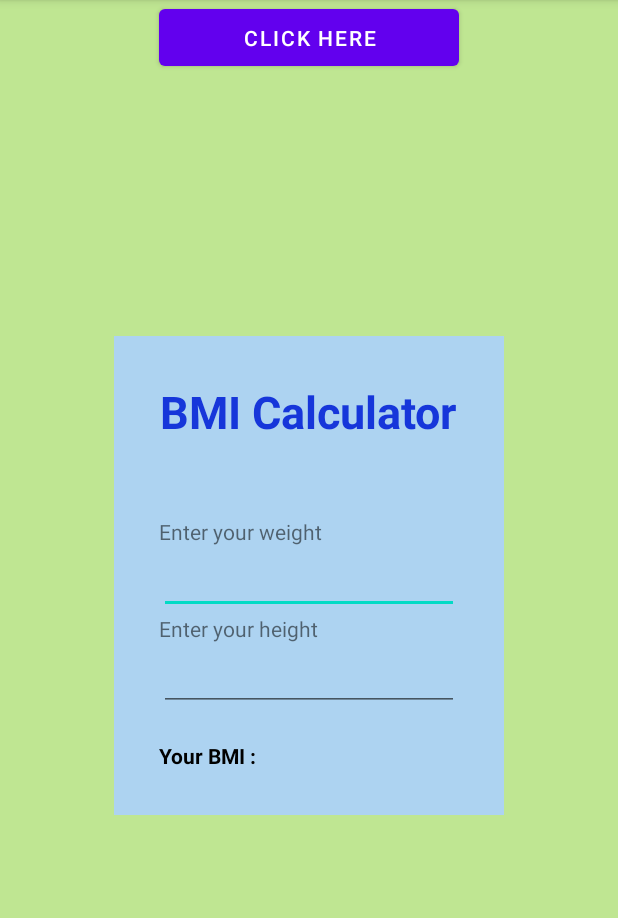
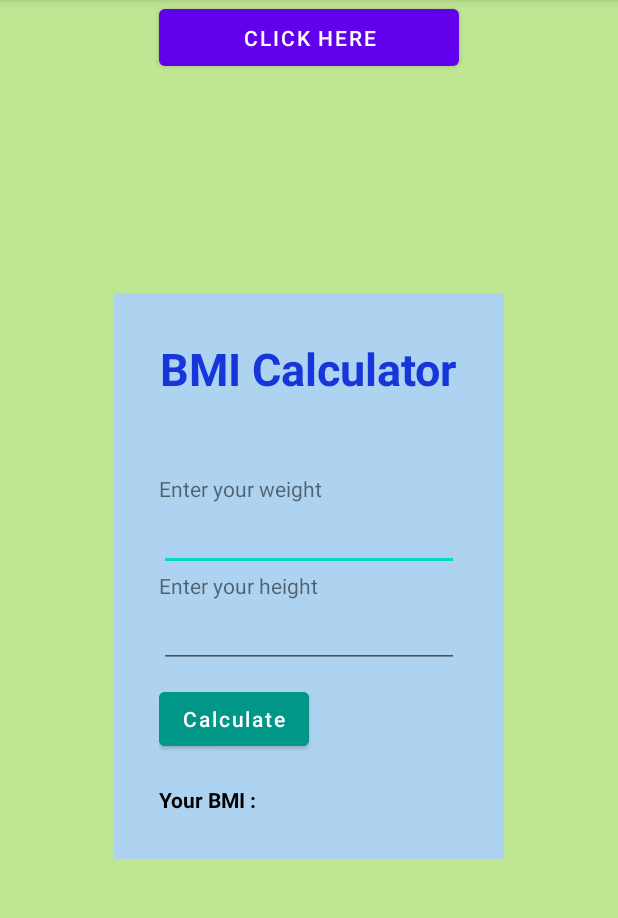
Before and after one commit to sahanyugantha/csd71-androidapp, an Android app: the screen it shows after launch (MainActivity), on a phone screen of 412 x 824 dp, the part 84-1002 px from its top. Run offline under Robolectric (Android 15) with nearby library versions, the phone set to English and light mode, and no system bars.

Commit message:
initial commit

```diff
--- a/app/src/main/java/com/sahan/csd71app/MainActivity.java
+++ b/app/src/main/java/com/sahan/csd71app/MainActivity.java
@@ -6,6 +6,8 @@ import android.os.Bundle;
 import android.util.Log;
 import android.view.View;
 import android.widget.Button;
+import android.widget.EditText;
+import android.widget.TextView;
 import android.widget.Toast;
 
 public class MainActivity extends AppCompatActivity {
@@ -19,6 +21,7 @@ public class MainActivity extends AppCompatActivity {
         Log.i(TAG, "onCreate");
 
 
+        //CLICK ME BUTTON...
         Button btn_click = (Button) findViewById(R.id.btnClickMe);
         btn_click.setOnClickListener(new View.OnClickListener() {
             @Override
@@ -27,6 +30,31 @@ public class MainActivity extends AppCompatActivity {
                 toast.show();
             }
         });
+
+
+        //BMI CALCULATOR...
+        EditText etWeight = (EditText) findViewById(R.id.etWeight);
+        EditText etHeight = (EditText) findViewById(R.id.etHeight);
+        Button btnCalculate = (Button) findViewById(R.id.btnCalculate);
+        TextView tvResult = (TextView) findViewById(R.id.tvValue);
+
+        btnCalculate.setOnClickListener(new View.OnClickListener() {
+            @Override
+            public void onClick(View view) {
+                String weight = etWeight.getText().toString();//BMI = kg/m2
+                String height = etHeight.getText().toString();
+
+                float weightF = Float.parseFloat(weight);
+                float heightF = Float.parseFloat(height);
+
+                float result = weightF/(heightF*heightF);
+
+                tvResult.setText("Your BMI : "+result);
+
+            }
+        });
+
+
 
     }
 
--- a/app/src/main/res/layout/activity_main.xml
+++ b/app/src/main/res/layout/activity_main.xml
@@ -39,9 +39,11 @@
             android:text="Enter your weight"
             android:layout_gravity="center_horizontal"/>
         <EditText
+            android:id="@+id/etWeight"
             android:layout_width="200dp"
             android:layout_height="wrap_content"
             android:layout_gravity="center_horizontal"
+            android:inputType="numberDecimal"
             />
         <TextView
             android:layout_width="200dp"
@@ -49,11 +51,22 @@
             android:text="Enter your height"
             android:layout_gravity="center_horizontal"/>
         <EditText
+            android:id="@+id/etHeight"
             android:layout_width="200dp"
             android:layout_height="wrap_content"
             android:layout_gravity="center_horizontal"
+            android:inputType="numberDecimal"
             />
+        <Button
+            android:id="@+id/btnCalculate"
+            android:layout_width="wrap_content"
+            android:layout_height="wrap_content"
+            android:layout_marginTop="10dp"
+            android:text="Calculate"
+            android:textAllCaps="false"
+            android:backgroundTint="#009688"/>
         <TextView
+            android:id="@+id/tvValue"
             android:layout_width="200dp"
             android:layout_height="wrap_content"
             android:layout_marginTop="20dp"
```
